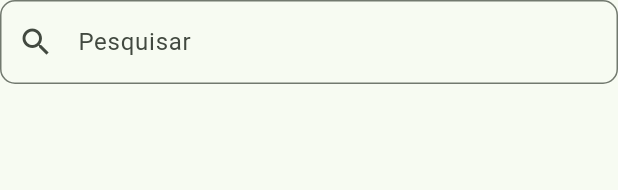
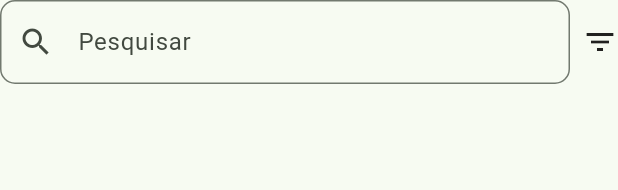
Before and after one commit to JhefersonReis/app-vendas, a Flutter app: the SaleListWidget widget shown alone on an empty page, opened directly, on a phone screen of 412 x 824 dp. Shown: the top 190 px of the screen. Run offline on Flutter 3.47's test engine with Material 3 defaults, Android fonts, the phone set to English and light mode, and no system bars; our stand-ins replace drift, flutter_multi_formatter, flutter_riverpod, go_router, intl_phone_field; accounts and stored records are empty; generated files the repository leaves out were written again.

Commit message:
feat: sales filter by is_paid

```diff
--- a/lib/src/features/sales/controller/sales_controller.dart
+++ b/lib/src/features/sales/controller/sales_controller.dart
@@ -22,16 +22,38 @@ final saleByIdProvider = FutureProvider.family<SaleModel, int>((ref, id) => ref.
 
 final salesFilterProvider = StateProvider.autoDispose<String>((ref) => '');
 
+enum SalesStatusFilter { all, paid, unpaid }
+
+final salesStatusFilterProvider = StateProvider.autoDispose<SalesStatusFilter>((ref) => SalesStatusFilter.all);
+
 final filteredSalesProvider = Provider.autoDispose<List<SaleModel>>((ref) {
   final salesState = ref.watch(salesControllerProvider);
   final filter = ref.watch(salesFilterProvider);
+  final statusFilter = ref.watch(salesStatusFilterProvider);
 
   return salesState.when(
     data: (sales) {
-      if (filter.isEmpty) {
-        return sales;
+      List<SaleModel> filteredSales;
+
+      // Filtro por status
+      switch (statusFilter) {
+        case SalesStatusFilter.paid:
+          filteredSales = sales.where((sale) => sale.isPaid).toList();
+          break;
+        case SalesStatusFilter.unpaid:
+          filteredSales = sales.where((sale) => !sale.isPaid).toList();
+          break;
+        case SalesStatusFilter.all:
+          filteredSales = sales;
+          break;
       }
-      return sales.where((sale) => sale.customerName.toLowerCase().contains(filter.toLowerCase())).toList();
+
+      // Filtro por nome
+      if (filter.isNotEmpty) {
+        filteredSales = filteredSales.where((sale) => sale.customerName.toLowerCase().contains(filter.toLowerCase())).toList();
+      }
+
+      return filteredSales;
     },
     loading: () => [],
     error: (e, s) => [],
@@ -58,6 +80,10 @@ class SalesController extends StateNotifier<AsyncValue<List<SaleModel>>> {
 
   void search(String query) {
     _ref.read(salesFilterProvider.notifier).state = query;
+  }
+
+  void setStatusFilter(SalesStatusFilter filter) {
+    _ref.read(salesStatusFilterProvider.notifier).state = filter;
   }
 
   Future<void> create(SaleModel sale) async {
--- a/lib/src/features/sales/data/sales_repository.dart
+++ b/lib/src/features/sales/data/sales_repository.dart
@@ -1,7 +1,7 @@
 import 'package:organik_vendas/src/features/sales/domain/sale_model.dart';
 
 abstract interface class SalesRepository {
-  Future<List<SaleModel>> findAll();
+  Future<List<SaleModel>> findAll({bool? isPaid});
   Future<List<SaleModel>> search(String query);
   Future<SaleModel> getById(int id);
   Future<SaleModel> create(SaleModel sale);
--- a/lib/src/features/sales/domain/sales_service.dart
+++ b/lib/src/features/sales/domain/sales_service.dart
@@ -1,7 +1,7 @@
 import 'package:organik_vendas/src/features/sales/domain/sale_model.dart';
 
 abstract interface class SalesService {
-  Future<List<SaleModel>> findAll();
+  Future<List<SaleModel>> findAll({bool? isPaid});
   Future<List<SaleModel>> search(String query);
   Future<SaleModel> getById(int id);
   Future<SaleModel> create(SaleModel sale);
--- a/lib/src/features/sales/domain/sales_service_impl.dart
+++ b/lib/src/features/sales/domain/sales_service_impl.dart
@@ -14,7 +14,7 @@ class SalesServiceImpl implements SalesService {
   Future<void> delete(int id) => _repository.delete(id);
 
   @override
-  Future<List<SaleModel>> findAll() => _repository.findAll();
+  Future<List<SaleModel>> findAll({bool? isPaid}) => _repository.findAll(isPaid: isPaid);
 
   @override
   Future<List<SaleModel>> search(String query) => _repository.search(query);
--- a/lib/src/features/sales/view/sales_page.dart
+++ b/lib/src/features/sales/view/sales_page.dart
@@ -30,7 +30,7 @@ class SalesPage extends ConsumerWidget {
               return const SaleEmptyWidget();
             }
             // Caso contrário, mostramos o SaleListWidget que vai exibir as vendas filtradas
-            return SaleListWidget();
+            return const SaleListWidget();
           },
           loading: () => const Center(child: CircularProgressIndicator()),
           error: (e, s) => Center(child: Text('Erro ao carregar vendas: $e')),
--- a/lib/src/features/sales/widgets/sale_list_widget.dart
+++ b/lib/src/features/sales/widgets/sale_list_widget.dart
@@ -13,7 +13,10 @@ class SaleListWidget extends ConsumerWidget {
 
     return Column(
       children: [
-        TextField(
+        Row(
+          children: [
+            Expanded(
+              child: TextField(
                 decoration: InputDecoration(
                   hintText: 'Pesquisar',
                   prefixIcon: const Icon(Icons.search),
@@ -23,6 +26,25 @@ class SaleListWidget extends ConsumerWidget {
                 onChanged: (value) {
                   ref.read(salesFilterProvider.notifier).state = value;
                 },
+              ),
+            ),
+            const SizedBox(width: 8),
+            PopupMenuButton(
+              offset: Offset(0, 30),
+              tooltip: 'Filtrar por',
+              itemBuilder: (context) {
+                return [
+                  PopupMenuItem(value: SalesStatusFilter.all, child: Text('Todas')),
+                  PopupMenuItem(value: SalesStatusFilter.unpaid, child: Text('Pendentes')),
+                  PopupMenuItem(value: SalesStatusFilter.paid, child: Text('Pagas')),
+                ];
+              },
+              onSelected: (value) {
+                ref.read(salesStatusFilterProvider.notifier).state = value;
+              },
+              child: Icon(Icons.filter_list),
+            ),
+          ],
         ),
         const SizedBox(height: 8),
         Expanded(
```
Also changed, not shown: lib/src/features/sales/data/sales_repository_impl.dart (+8 -2 lines). Lines whose indentation alone changed are shown as unchanged.
